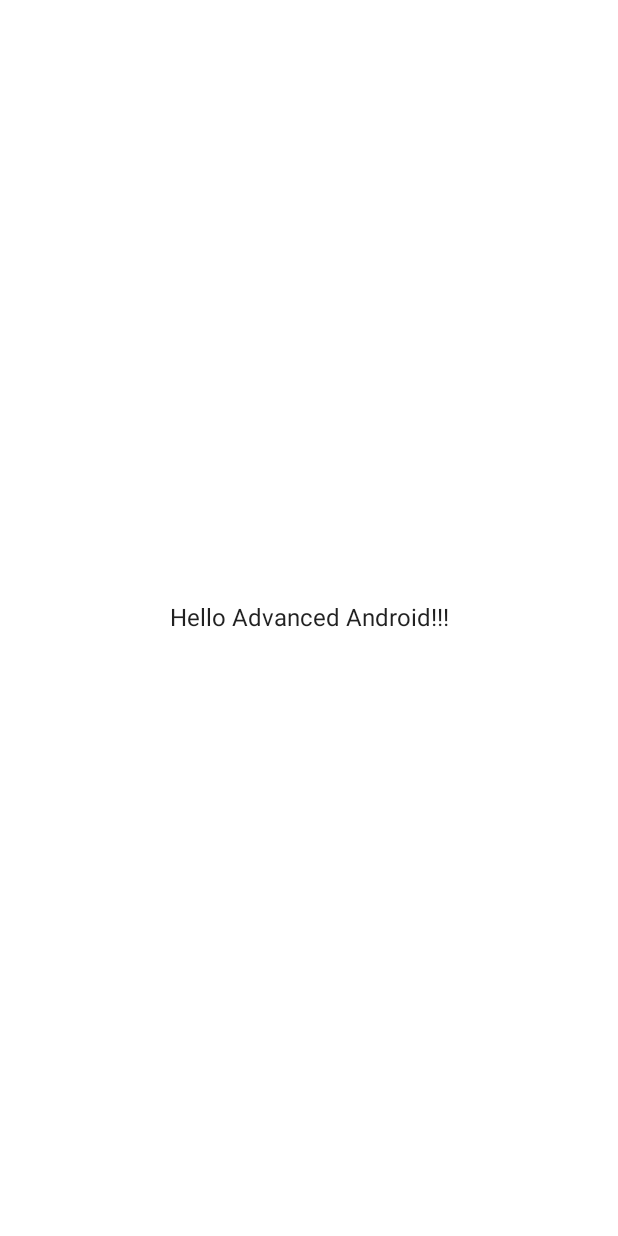
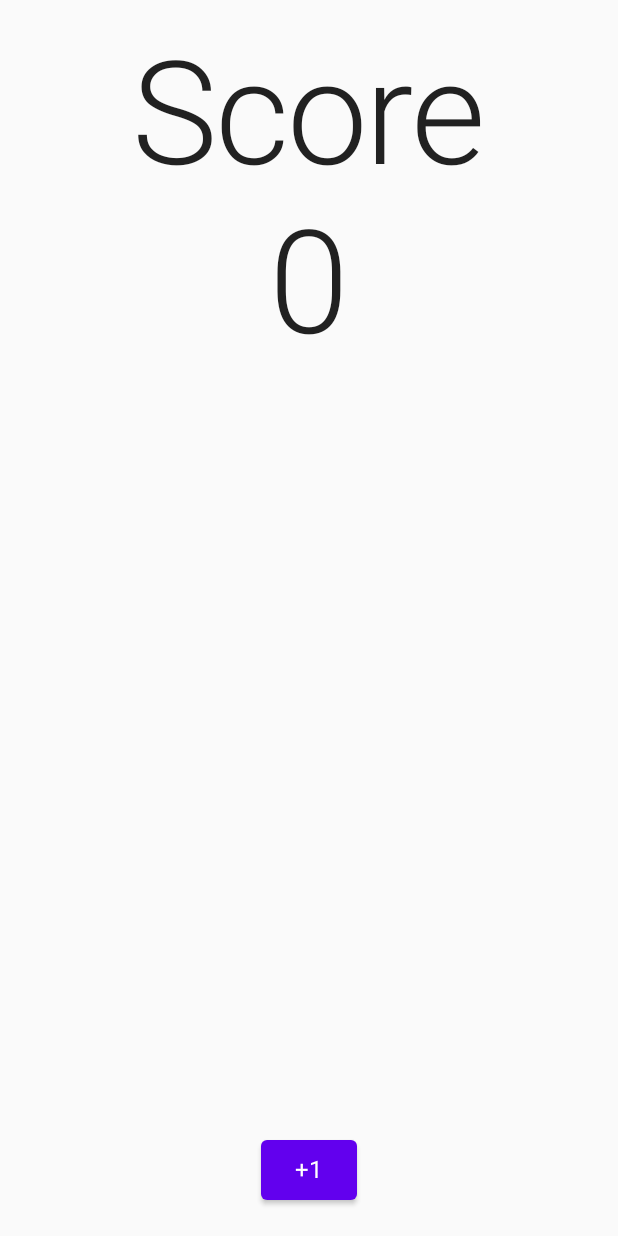
Before and after one commit to goobar-dev/android-402-advanced-android-kotlin, an Android app built with Jetpack Compose: the screen it shows after launch (MainActivity), on a phone screen of 412 x 824 dp. Before the commit the screen is almost empty. Run offline under Robolectric (Android 15) with nearby library versions, the phone set to English and light mode, and no system bars.

```diff
--- a/compose-score-keeper/app/src/main/java/dev/goobar/composescorekeeper/MainActivity.kt
+++ b/compose-score-keeper/app/src/main/java/dev/goobar/composescorekeeper/MainActivity.kt
@@ -19,29 +19,8 @@ class MainActivity : ComponentActivity() {
     super.onCreate(savedInstanceState)
     setContent {
       ComposeScoreKeeperTheme {
-        // A surface container using the 'background' color from the theme
-        Surface(modifier = Modifier.fillMaxSize(), color = MaterialTheme.colors.background) {
-          Box(
-            modifier = Modifier.fillMaxSize(),
-            contentAlignment = Alignment.Center
-          ) {
-            Greeting("Advanced Android!!")
-          }
-        }
+        MainScreen()
       }
     }
   }
 }
-
-@Composable
-fun Greeting(name: String) {
-  Text(text = "Hello $name!")
-}
-
-@Preview(showBackground = true)
-@Composable
-fun DefaultPreview() {
-  ComposeScoreKeeperTheme {
-    Greeting("Android")
-  }
-}
--- /dev/null
+++ b/compose-score-keeper/app/src/main/java/dev/goobar/composescorekeeper/MainScreen.kt
@@ -0,0 +1,61 @@
+package dev.goobar.composescorekeeper
+
+import androidx.compose.foundation.layout.Column
+import androidx.compose.foundation.layout.Spacer
+import androidx.compose.foundation.layout.fillMaxSize
+import androidx.compose.foundation.layout.padding
+import androidx.compose.material.Button
+import androidx.compose.material.MaterialTheme
+import androidx.compose.material.Text
+import androidx.compose.runtime.Composable
+import androidx.compose.runtime.MutableState
+import androidx.compose.runtime.getValue
+import androidx.compose.runtime.mutableStateOf
+import androidx.compose.runtime.remember
+import androidx.compose.runtime.setValue
+import androidx.compose.ui.Alignment
+import androidx.compose.ui.Modifier
+import androidx.compose.ui.unit.dp
+
+private const val MAX_SCORE = 20
+private fun Int.isMaxScore() = this >= MAX_SCORE
+
+@Composable
+fun MainScreen() {
+
+  var currentScore by remember { mutableStateOf(0) }
+
+  Column(
+    modifier = Modifier.fillMaxSize().padding(20.dp),
+    horizontalAlignment = Alignment.CenterHorizontally
+  ) {
+    Text(text = "Score", style = MaterialTheme.typography.h1)
+    Text(text = "$currentScore", style = MaterialTheme.typography.h1)
+
+    if (currentScore.isMaxScore()) {
+      Text(text = "You Won!", style = MaterialTheme.typography.subtitle1)
+    }
+
+    Spacer(modifier = Modifier.weight(1f)) // ensure content fills screen
+
+    if (currentScore.isMaxScore()) {
+      ResetButton { currentScore = 0 }
+    } else {
+      PlusOneButton { currentScore++ }
+    }
+  }
+}
+
+@Composable
+private fun PlusOneButton(onClick: () -> Unit) {
+  Button(onClick = onClick) {
+    Text(text = "+1", style = MaterialTheme.typography.subtitle1)
+  }
+}
+
+@Composable
+private fun ResetButton(onClick: () -> Unit) {
+  Button(onClick = onClick) {
+    Text(text = "Reset", style = MaterialTheme.typography.subtitle1)
+  }
+}
```
